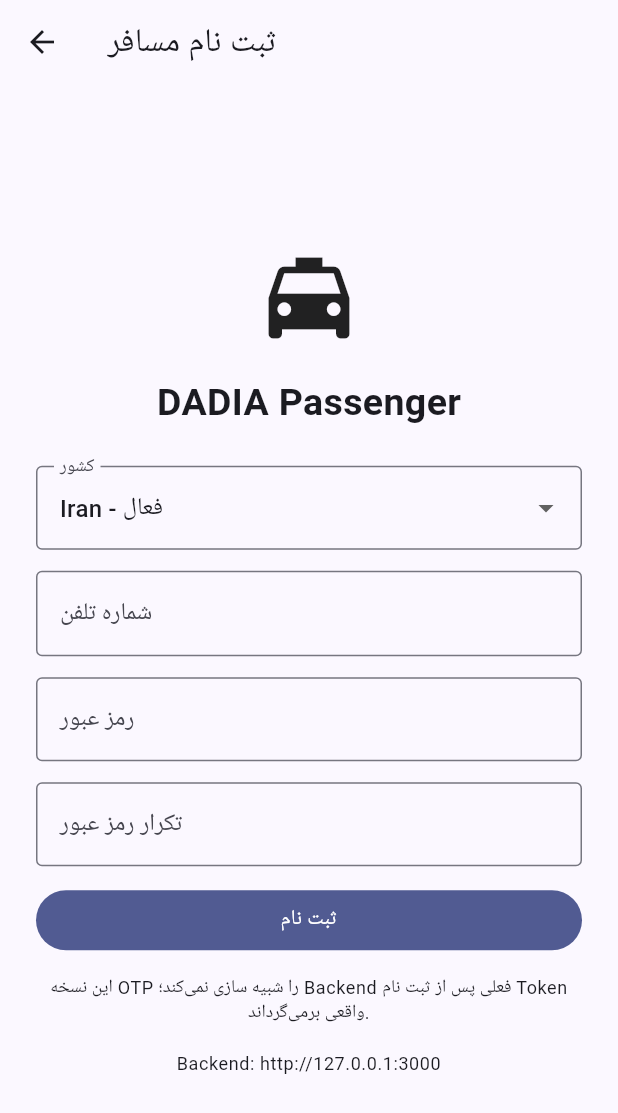
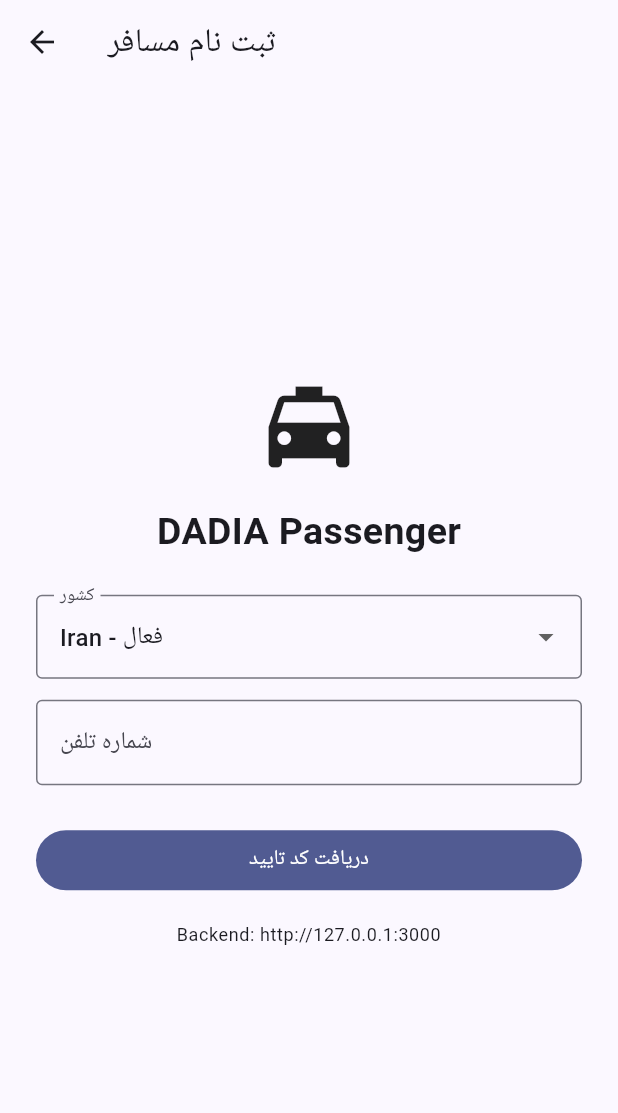
Before and after one commit to soheildanesh1980-droid/DADIA-transport, a Flutter app: the RegisterPage screen opened directly, on a phone screen of 412 x 824 dp. Shown: the top 1113 px of the screen. Run offline on Flutter 3.47's test engine with Material 3 defaults, Android fonts, the phone set to English and light mode, and no system bars.

Commit message:
fix(passenger): simplify registration with country flags

```diff
--- a/apps/passenger/lib/core/country/country_config.dart
+++ b/apps/passenger/lib/core/country/country_config.dart
@@ -3,22 +3,68 @@ class CountryConfig {
   final String name;
   final String currencyCode;
   final String defaultLanguage;
+  final String dialCode;
+  final String flag;
 
   const CountryConfig({
     required this.code,
     required this.name,
     required this.currencyCode,
     required this.defaultLanguage,
+    required this.dialCode,
+    required this.flag,
   });
 }
 
 class CountryConfigs {
   static const supported = <CountryConfig>[
-    CountryConfig(code: 'IR', name: 'Iran', currencyCode: 'IRR', defaultLanguage: 'fa'),
-    CountryConfig(code: 'TR', name: 'Turkey', currencyCode: 'TRY', defaultLanguage: 'tr'),
-    CountryConfig(code: 'AZ', name: 'Azerbaijan', currencyCode: 'AZN', defaultLanguage: 'az'),
-    CountryConfig(code: 'AM', name: 'Armenia', currencyCode: 'AMD', defaultLanguage: 'hy'),
-    CountryConfig(code: 'AE', name: 'United Arab Emirates', currencyCode: 'AED', defaultLanguage: 'ar'),
-    CountryConfig(code: 'IQ', name: 'Iraq', currencyCode: 'IQD', defaultLanguage: 'ar'),
+    CountryConfig(
+      code: 'IR',
+      name: 'Iran',
+      currencyCode: 'IRR',
+      defaultLanguage: 'fa',
+      dialCode: '+98',
+      flag: '🇮🇷',
+    ),
+    CountryConfig(
+      code: 'AM',
+      name: 'Armenia',
+      currencyCode: 'AMD',
+      defaultLanguage: 'hy',
+      dialCode: '+374',
+      flag: '🇦🇲',
+    ),
+    CountryConfig(
+      code: 'AZ',
+      name: 'Azerbaijan',
+      currencyCode: 'AZN',
+      defaultLanguage: 'az',
+      dialCode: '+994',
+      flag: '🇦🇿',
+    ),
+    CountryConfig(
+      code: 'TR',
+      name: 'Turkey',
+      currencyCode: 'TRY',
+      defaultLanguage: 'tr',
+      dialCode: '+90',
+      flag: '🇹🇷',
+    ),
+    CountryConfig(
+      code: 'AE',
+      name: 'United Arab Emirates',
+      currencyCode: 'AED',
+      defaultLanguage: 'ar',
+      dialCode: '+971',
+      flag: '🇦🇪',
+    ),
+    CountryConfig(
+      code: 'IQ',
+      name: 'Iraq',
+      currencyCode: 'IQD',
+      defaultLanguage: 'ar',
+      dialCode: '+964',
+      flag: '🇮🇶',
+    ),
   ];
 }
--- a/apps/passenger/lib/main.dart
+++ b/apps/passenger/lib/main.dart
@@ -99,47 +99,48 @@ class RegisterPage extends StatefulWidget {
 
 class _RegisterPageState extends State<RegisterPage> {
   final phone = TextEditingController();
-  final password = TextEditingController();
-  final confirm = TextEditingController();
   CountryConfig country = CountryConfigs.supported.first;
   bool loading = false;
   String? error;
 
   Future<void> register() async {
-    setState(() { loading = true; error = null; });
+    setState(() {
+      loading = true;
+      error = null;
+    });
+
     try {
-      final p = phone.text.trim();
-      if (!RegExp(r'^9\d{9}$').hasMatch(p) &&
-          !RegExp(r'^09\d{9}$').hasMatch(p) &&
-          !RegExp(r'^\+989\d{9}$').hasMatch(p)) {
-        throw Exception('شماره موبایل معتبر ایران را وارد کنید');
-      }
-      if (password.text.length < 8) {
-        throw Exception('رمز عبور باید حداقل ۸ کاراکتر باشد');
-      }
-      if (password.text != confirm.text) {
-        throw Exception('تکرار رمز عبور یکسان نیست');
-      }
-      if (country.code != 'IR') {
-        throw Exception('ثبت نام این نسخه در Backend فعلی فقط برای ایران فعال است');
+      final raw = phone.text.trim();
+
+      if (raw.isEmpty) {
+        throw Exception('شماره تلفن را وارد کنید');
       }
 
-      await auth.register(p, password.text);
-      if (!mounted) return;
-      Navigator.of(context).pushAndRemoveUntil(
-        MaterialPageRoute(builder: (_) => const HomePage()),
-        (_) => false,
-      );
+      final normalized = raw.replaceAll(RegExp(r'[^0-9+]'), '');
+      final fullPhone = normalized.startsWith('+')
+          ? normalized
+          : '${country.dialCode}${normalized.replaceFirst(RegExp(r'^0+'), '')}';
+
+      if (fullPhone.length < country.dialCode.length + 6) {
+        throw Exception('شماره تلفن معتبر وارد کنید');
+      }
+
+      // OTP واقعی پس از فعال شدن سرویس SMS متصل خواهد شد.
+      throw Exception('OTP_SERVICE_PENDING');
     } catch (e) {
-      if (mounted) setState(() => error = _cleanError(e));
+      if (mounted) {
+        setState(() => error = _cleanError(e));
+      }
     } finally {
-      if (mounted) setState(() => loading = false);
+      if (mounted) {
+        setState(() => loading = false);
+      }
     }
   }
 
   @override
   void dispose() {
-    phone.dispose(); password.dispose(); confirm.dispose(); super.dispose();
+    phone.dispose(); super.dispose();
   }
 
   @override
@@ -170,25 +171,16 @@ class _RegisterPageState extends State<RegisterPage> {
             onChanged: loading ? null : (value) { if (value != null) setState(() => country = value); },
           ),
           const SizedBox(height: 14),
-          phoneField(phone, hint: 'مثال: 09121234567'),
+          phoneField(phone, hint: 'شماره تلفن بدون کد کشور'),
           const SizedBox(height: 14),
-          passwordField(password, label: 'رمز عبور'),
-          const SizedBox(height: 14),
-          passwordField(confirm, label: 'تکرار رمز عبور'),
           if (error != null) errorText(error!),
           const SizedBox(height: 12),
           SizedBox(
             width: double.infinity,
             child: FilledButton(
               onPressed: loading ? null : register,
-              child: Text(loading ? 'در حال ثبت نام...' : 'ثبت نام'),
+              child: Text(loading ? 'در حال ارسال کد...' : 'دریافت کد تایید'),
             ),
-          ),
-          const SizedBox(height: 12),
-          Text(
-            'این نسخه OTP را شبیه سازی نمی‌کند؛ Backend فعلی پس از ثبت نام Token واقعی برمی‌گرداند.',
-            textAlign: TextAlign.center,
-            style: Theme.of(context).textTheme.bodySmall,
           ),
         ],
       ),
```
